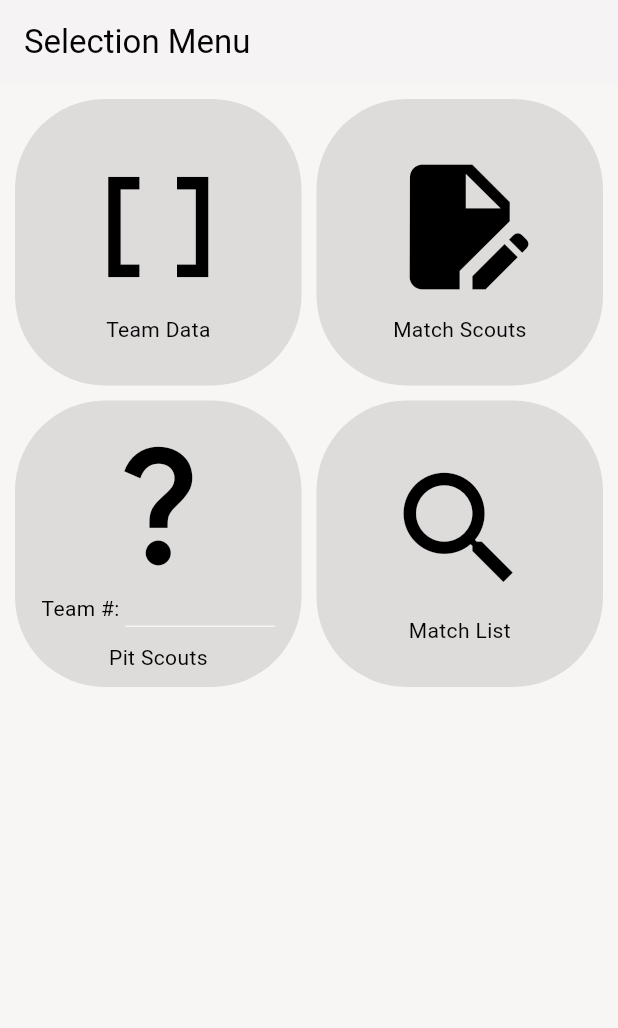
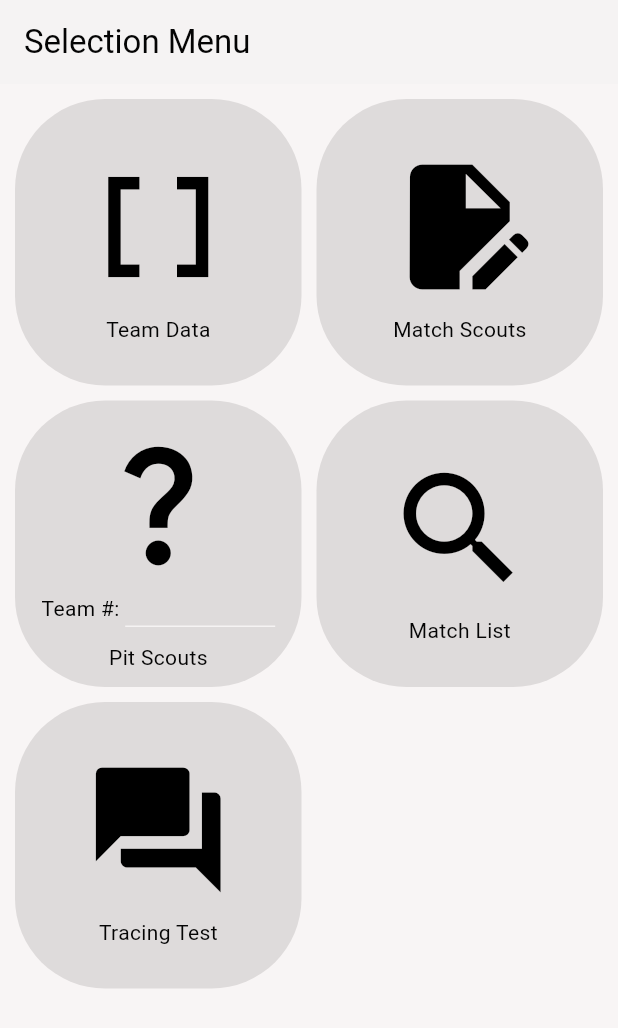
Before and after one commit to john-xu-1/frc1148_2023_scouting_app, a Flutter app: the screen it shows after launch, on a phone screen of 412 x 824 dp. Shown: the top 1028 px of the screen. Run offline on Flutter 3.47's test engine with Material 3 defaults, Android fonts, the phone set to English and light mode, and no system bars; missing offline and left inert: gsheets; key blocks and very long unbroken strings in the code were emptied for the run.

Commit message:
Started Integrating Tracing

```diff
--- a/lib/entrance.dart
+++ b/lib/entrance.dart
@@ -5,6 +5,7 @@ import 'pit_scouting.dart';
 import 'package:frc1148_2023_scouting_app/color_scheme.dart';
 import 'package:flutter/material.dart';
 import 'match_list.dart';
+import 'draw_area.dart';
 
 
 class Entrance extends StatefulWidget {
@@ -218,6 +219,39 @@ class _Entrance extends State<Entrance> {
                 ],
               )
             ),
+
+            Container(
+              decoration: ShapeDecoration(
+                shape: RoundedRectangleBorder(
+                  borderRadius: BorderRadius.circular(60.0),
+                ),
+                //color: Color.fromARGB(20, 62, 62, 62)
+                color: colors.myOnBackground
+              ),
+              //color: Colors.grey,
+              child: Column(
+                mainAxisAlignment: MainAxisAlignment.center,
+                children: <Widget>[
+                  IconButton(
+                    iconSize: 100,
+                    onPressed: (){
+                      Navigator.push(
+                        context,
+                        MaterialPageRoute
+                        (
+                          builder: (context) => const DrawArea()
+                        )
+                      );
+                    },
+                    icon: const Icon(Icons.question_answer),
+                    color: Colors.black,
+                  ),
+                  const Text("Tracing Test"),
+
+
+                ],
+              )
+            ),
           ],
 
         ),
--- a/pubspec.yaml
+++ b/pubspec.yaml
@@ -69,6 +69,8 @@ flutter:
 
   assets:
     - assets/ring.png
+    - assets/blue_field.png
+    - assets/red_field.png
 
   # To add assets to your application, add an assets section, like this:
   # assets:
```
Also changed, not shown: lib/draw_area.dart (added, +104 -0 lines), assets/blue_field.png (added), assets/red_field.png (added), pubspec.lock, 1 other file.
